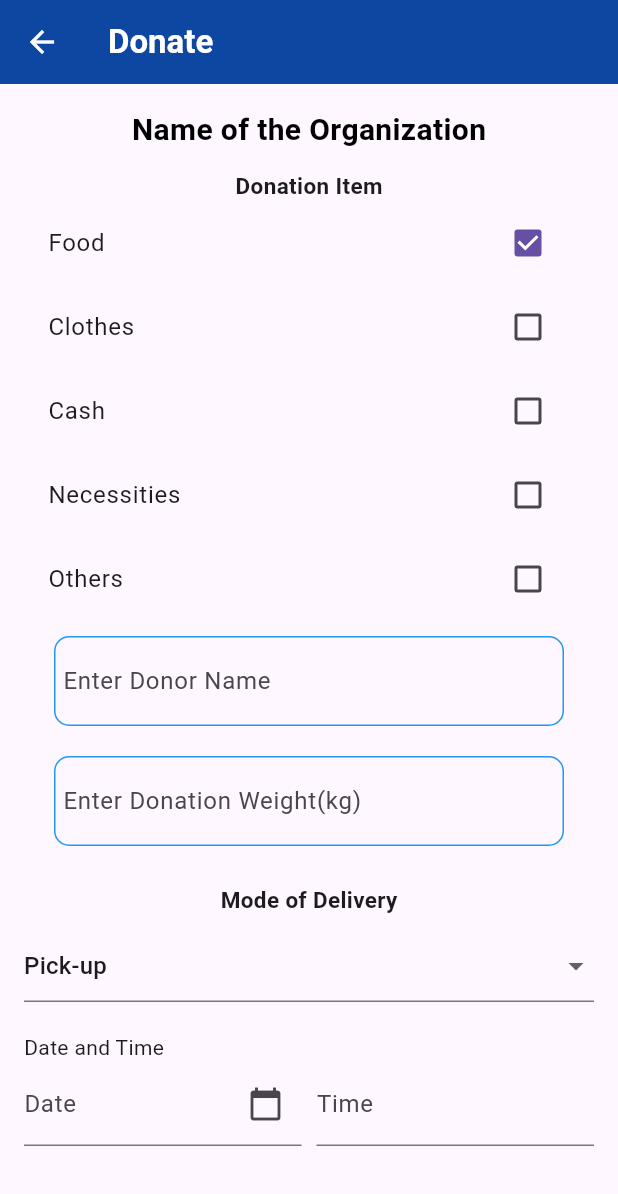
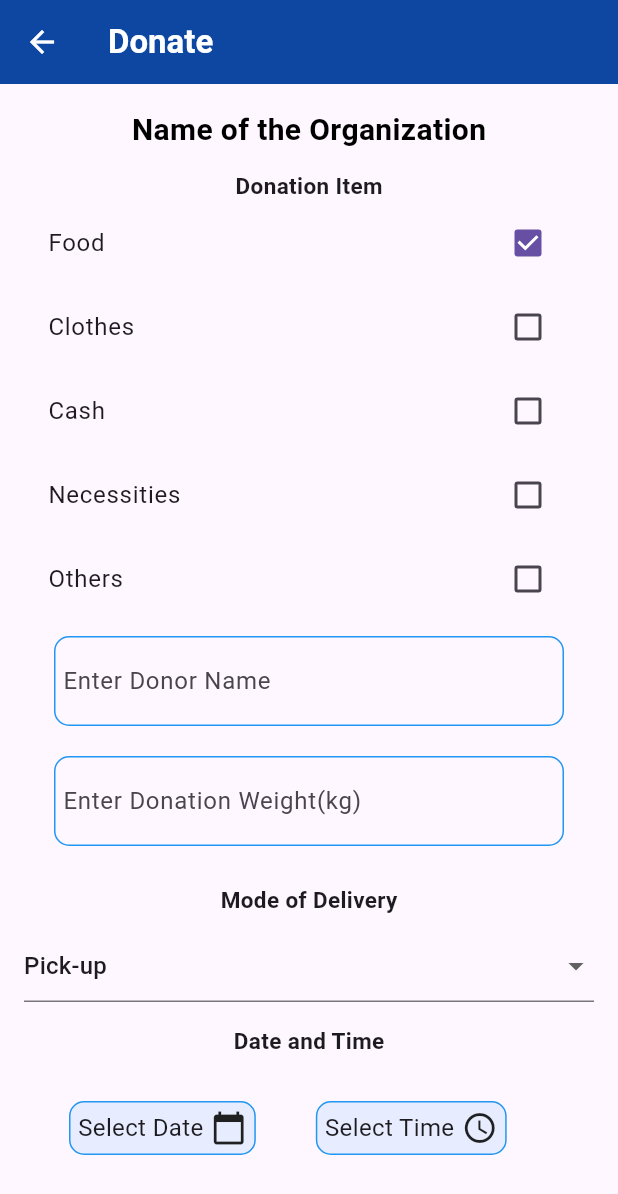
Before and after one commit to jvcerezo/cmsc23-project, a Flutter app: the DonationPage screen opened by its route, on a phone screen of 412 x 824 dp. Shown: the top 1194 px of the screen. Run offline on Flutter 3.47's test engine with Material 3 defaults, Android fonts, the phone set to English and light mode, and no system bars; our stand-ins replace cloud_firestore, firebase_auth, firebase_core; accounts and stored records are empty.

Commit message:
changed: input date and time widget

```diff
--- a/elbigayan/lib/widgets/donorDateTimeInputFields_widget.dart
+++ b/elbigayan/lib/widgets/donorDateTimeInputFields_widget.dart
@@ -1,3 +1,4 @@
+import 'package:flutter/cupertino.dart';
 import 'package:flutter/material.dart';
 
 class DateTimeInputs extends StatefulWidget {
@@ -41,47 +42,66 @@ class _DateTimeInputsState extends State<DateTimeInputs> {
 
   @override
   Widget build(BuildContext context) {
+
     return Column(
-      crossAxisAlignment: CrossAxisAlignment.start,
+
       children: [
-        SizedBox(height: 20),
-        Text("Date and Time"),
+        SizedBox(height: 15),
+        Text(
+          "Date and Time",
+          style: TextStyle(
+            fontSize: 15.0,
+            fontWeight: FontWeight.bold,
+            ),
+          ),
         Row(
           children: [
-            Expanded(
-              child: GestureDetector(
-                onTap: () => _selectDate(context),
-                child: AbsorbPointer(
-                  child: TextFormField(
-                    controller: TextEditingController(
-                      text: _selectedDate != null
+            GestureDetector(
+              onTap: () => _selectDate(context),
+              child: Container(
+                margin: EdgeInsets.symmetric(horizontal: 30, vertical: 30),
+                padding: EdgeInsets.all(5),
+                decoration: BoxDecoration(
+                  color: Colors.blue.withOpacity(0.1),
+                  border: Border.all(color: Colors.blue),
+                  borderRadius: BorderRadius.circular(10),
+                ),
+                child: Row(
+                  children: [
+                    Text(
+                      _selectedDate != null
                           ? "${_selectedDate!.day}/${_selectedDate!.month}/${_selectedDate!.year}"
-                          : "",
+                          : "Select Date",
+                      style: TextStyle(fontSize: 16),
                     ),
-                    decoration: InputDecoration(
-                      labelText: "Date",
-                      suffixIcon: Icon(Icons.calendar_today),
-                    ),
-                  ),
+                    SizedBox(width: 5),
+                    Icon(Icons.calendar_today),
+                  ],
                 ),
               ),
             ),
             SizedBox(width: 10),
-            Expanded(
-              child: TextFormField(
-                validator: (value) {
-                  RegExp regExp = RegExp(
-                    r'^(([0-1][0-9])|([2][0-3])):([0-5][0-9]) (AM|PM)$',
-                    caseSensitive: false,
-                  );
-                  if (!regExp.hasMatch(value!)) {
-                    return 'Enter a valid time format (12:00 AM/PM)';
-                  }
-                  return null;
-                },
-                decoration: InputDecoration(
-                  labelText: "Time",
-                  hintText: 'Enter time',
+            GestureDetector(
+              onTap: () => _selectTime(context),
+              child: Container(
+                margin: EdgeInsets.symmetric(vertical: 10),
+                padding: EdgeInsets.all(5),
+                decoration: BoxDecoration(
+                  color: Colors.blue.withOpacity(0.1),
+                  border: Border.all(color: Colors.blue),
+                  borderRadius: BorderRadius.circular(10),
+                ),
+                child: Row(
+                  children: [
+                    Text(
+                      _selectedTime != null
+                          ? "${_selectedTime!.hour}:${_selectedTime!.minute}"
+                          : "Select Time",
+                      style: TextStyle(fontSize: 16),
+                    ),
+                    SizedBox(width: 5),
+                    Icon(Icons.access_time),
+                  ],
                 ),
               ),
             ),
```
